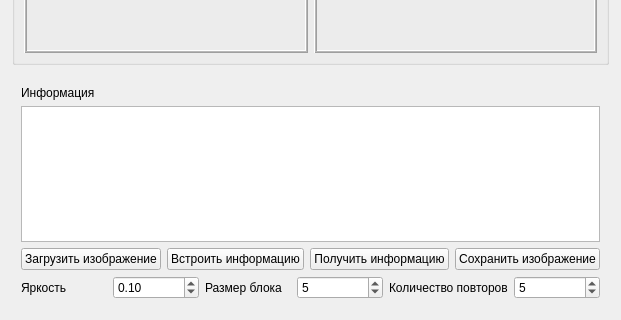
Before: the Qt Designer form main.ui in bogomazdmitry/steganography, drawn with Qt 5; both pictures show x 0 to 621 and y 408 to 728 of the 621 by 728 pixel window.
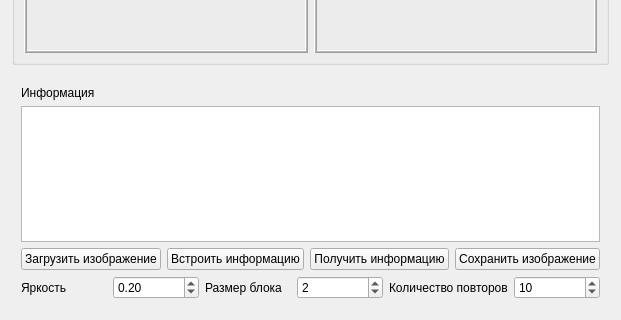
After: the same form once the commit is applied.

What changed in the file:
```diff
--- a/main.ui
+++ b/main.ui
@@ -207,7 +207,7 @@
             <double>0.100000000000000</double>
            </property>
            <property name="value">
-            <double>0.100000000000000</double>
+            <double>0.200000000000000</double>
            </property>
           </widget>
          </item>
@@ -221,7 +221,7 @@
          <item>
           <widget class="QSpinBox" name="spinBoxSizeBlock">
            <property name="value">
-            <number>5</number>
+            <number>2</number>
            </property>
           </widget>
          </item>
@@ -234,8 +234,11 @@
          </item>
          <item>
           <widget class="QSpinBox" name="spinBoxCountRepeat">
+           <property name="maximum">
+            <number>100</number>
+           </property>
            <property name="value">
-            <number>5</number>
+            <number>10</number>
            </property>
           </widget>
          </item>
```
Left out of the diff: 4 changed lines with no effect on the pictures.
